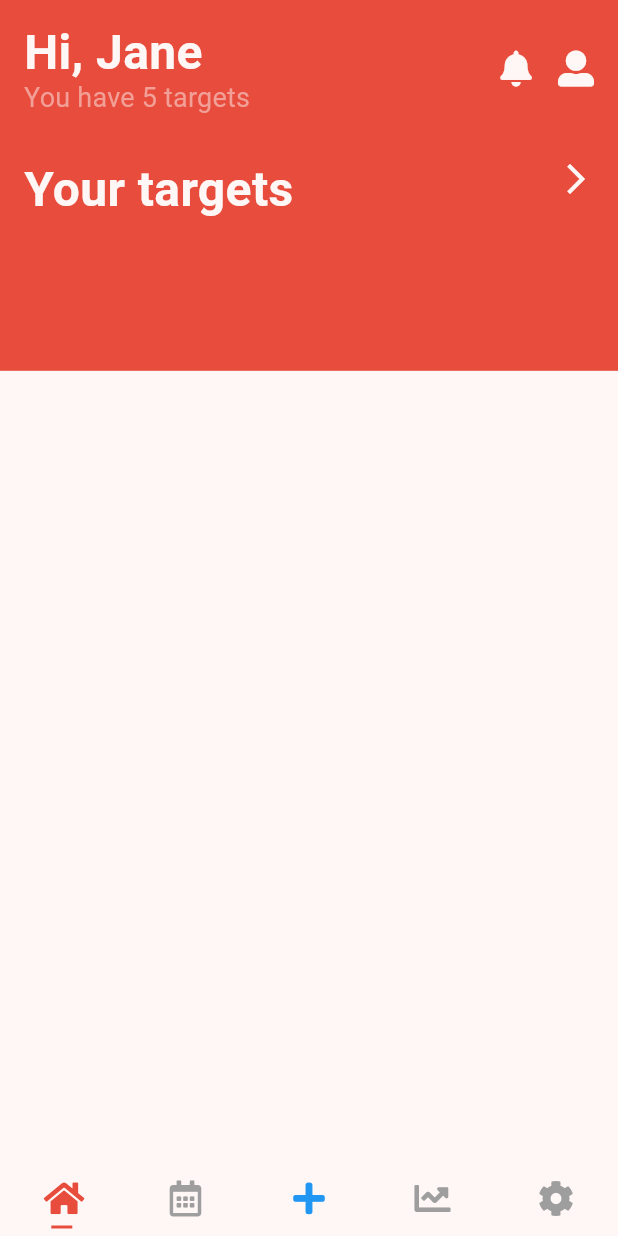
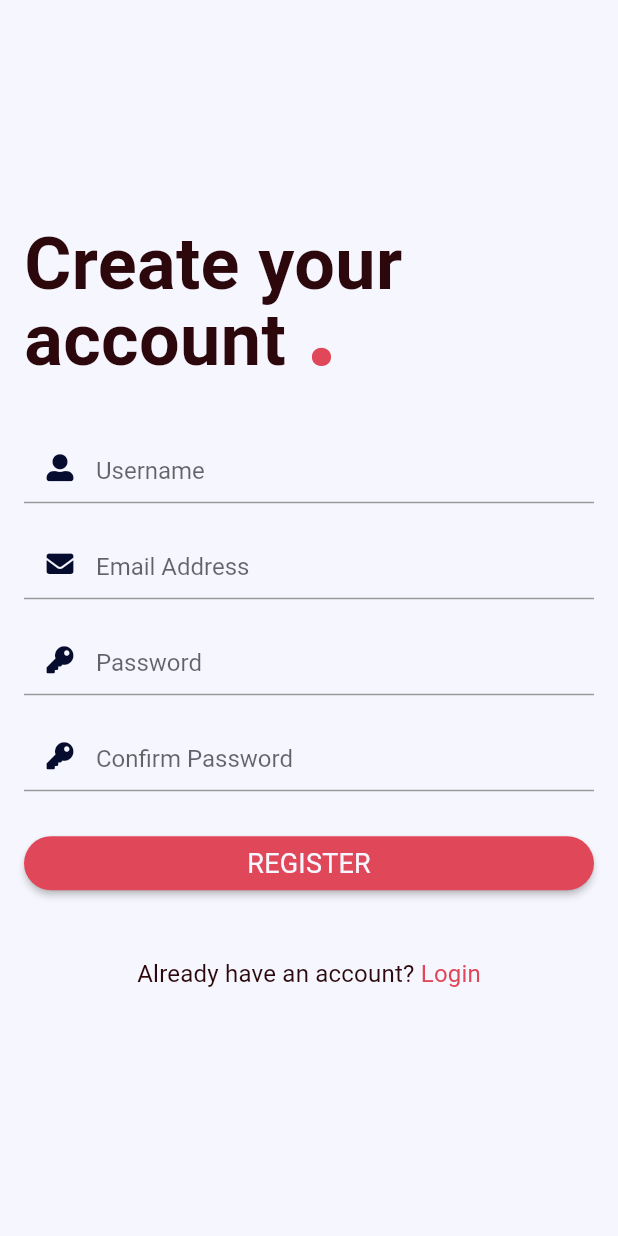
Before and after one commit to rekib0023/ProductivityApp, a Flutter app: the screen it shows after launch, on a phone screen of 412 x 824 dp. Run offline on Flutter 3.47's test engine with Material 2 defaults, Android fonts, the phone set to English and light mode, and no system bars; our stand-ins replace font_awesome_flutter.

Commit message:
signup page done

```diff
--- a/App/productivityApp/lib/main.dart
+++ b/App/productivityApp/lib/main.dart
@@ -1,5 +1,5 @@
 import 'package:flutter/material.dart';
-import 'package:productivityApp/screens/ScreensWrapper.dart';
+import 'package:productivityApp/screens/authWapper.dart';
 
 void main() {
   runApp(MyApp());
@@ -10,7 +10,7 @@ class MyApp extends StatelessWidget {
   Widget build(BuildContext context) {
     return new MaterialApp(
       debugShowCheckedModeBanner: false,
-      home: ScreensWrapper(),
+      home: AuthWrapper(),
     );
   }
 }
--- a/App/productivityApp/lib/screens/Activity/Activity.dart
+++ b/App/productivityApp/lib/screens/Activity/Activity.dart
@@ -18,7 +18,7 @@ class _ActivityState extends State<Activity> {
         children: [
           Text(
             'oi',
-            style: darkHeadingBold,
+            style: mainHeadingDark,
           )
         ],
       ),
--- /dev/null
+++ b/App/productivityApp/lib/screens/Auth/Login.dart
@@ -0,0 +1 @@
+import 'package:flutter/material.dart';
--- /dev/null
+++ b/App/productivityApp/lib/screens/Auth/Register.dart
@@ -0,0 +1,135 @@
+import 'package:flutter/material.dart';
+import 'package:flutter/services.dart';
+import 'package:productivityApp/utils/ui/colorguide.dart';
+import 'package:productivityApp/utils/ui/styleguide.dart';
+import 'package:productivityApp/widgets/CustomButtons.dart';
+import 'package:productivityApp/widgets/FormFields.dart';
+
+class Register extends StatefulWidget {
+  @override
+  _RegisterState createState() => _RegisterState();
+}
+
+class _RegisterState extends State<Register> {
+  // final _formKey = GlobalKey<FormState>();
+
+// text field state
+  String username = "";
+  String email = "";
+  String password = "";
+  String confirmPassword = "";
+  String error = "";
+
+  getValues() {
+    print(username);
+    print(email);
+    print(password);
+    print(confirmPassword);
+  }
+
+  @override
+  Widget build(BuildContext context) {
+    return Scaffold(
+      // extendBodyBehindAppBar: true,
+      backgroundColor: lightColor,
+      body: Center(
+        child: SingleChildScrollView(
+          child: Column(
+            children: [
+              Container(
+                padding: EdgeInsets.fromLTRB(16, 0, 16, 0),
+                child: RichText(
+                  text: TextSpan(
+                      text: "Create your account ",
+                      style: TextStyle(
+                        color: darkColor,
+                        fontWeight: FontWeight.bold,
+                        fontSize: 48.0,
+                        letterSpacing: 0.25,
+                        height: 0.7,
+                      ),
+                      children: <TextSpan>[
+                        TextSpan(
+                          text: ".",
+                          style: TextStyle(
+                            color: primaryColor,
+                            fontWeight: FontWeight.bold,
+                            fontSize: 80.0,
+                          ),
+                        ),
+                      ]),
+                ),
+                margin: EdgeInsets.fromLTRB(0, 0, 0, 24),
+              ),
+              Container(
+                padding: EdgeInsets.fromLTRB(16, 0, 16, 0),
+                child: UserNameFormField(
+                  hintText: "Username",
+                  onChanged: (val) => setState(() => username = val),
+                ),
+                margin: EdgeInsets.fromLTRB(0, 8, 0, 8),
+              ),
+              Container(
+                padding: EdgeInsets.fromLTRB(16, 0, 16, 0),
+                child: EmailFormField(
+                  hintText: "Email Address",
+                  onChanged: (val) => setState(() => email = val),
+                ),
+                margin: EdgeInsets.fromLTRB(0, 8, 0, 8),
+              ),
+              Container(
+                padding: EdgeInsets.fromLTRB(16, 0, 16, 0),
+                child: PasswordFormField(
+                  hintText: "Password",
+                  onChanged: (val) => setState(() => password = val),
+                ),
+                margin: EdgeInsets.fromLTRB(0, 8, 0, 8),
+              ),
+              Container(
+                padding: EdgeInsets.fromLTRB(16, 0, 16, 0),
+                child: PasswordFormField(
+                  hintText: "Confirm Password",
+                  onChanged: (val) => setState(() => confirmPassword = val),
+                ),
+                margin: EdgeInsets.fromLTRB(0, 8, 0, 8),
+              ),
+              SizedBox(
+                height: 16,
+              ),
+              Container(
+                padding: EdgeInsets.fromLTRB(16, 0, 16, 0),
+                child: RoundedActionBtn(
+                  size: MediaQuery.of(context).size.width,
+                  text: 'REGISTER',
+                  onPressed: getValues,
+                ),
+              ),
+              SizedBox(
+                height: 40,
+              ),
+              Center(
+                child: GestureDetector(
+                  child: RichText(
+                    text: TextSpan(
+                      text: "Already have an account? ",
+                      style: subtitleDark2,
+                      children: <TextSpan>[
+                        TextSpan(
+                          text: "Login",
+                          style: TextStyle(
+                            color: primaryColor,
+                          ),
+                        ),
+                      ],
+                    ),
+                  ),
+                  onTap: getValues,
+                ),
+              )
+            ],
+          ),
+        ),
+      ),
+    );
+  }
+}
--- a/App/productivityApp/lib/screens/Home/Home.dart
+++ b/App/productivityApp/lib/screens/Home/Home.dart
@@ -16,9 +16,12 @@ class _HomeState extends State<Home> {
       body: Stack(
         children: <Widget>[
           Container(
-            height: MediaQuery.of(context).size.height * 0.30,
+            height: MediaQuery.of(context).size.height * 0.35,
             width: MediaQuery.of(context).size.width,
-            color: primaryColor,
+            // color: primaryColor,
+            decoration: BoxDecoration(
+              gradient: primaryGradient,
+            ),
             padding: EdgeInsets.all(16),
             child: SafeArea(
               top: true,
@@ -30,6 +33,9 @@ class _HomeState extends State<Home> {
                 mainAxisAlignment: MainAxisAlignment.start,
                 children: <Widget>[
                   // name + target count + notification + avatar
+                  SizedBox(
+                    height: 16,
+                  ),
                   Row(
                     crossAxisAlignment: CrossAxisAlignment.center,
                     mainAxisAlignment: MainAxisAlignment.spaceBetween,
@@ -41,7 +47,7 @@ class _HomeState extends State<Home> {
                         children: [
                           Text(
                             'Hi, Jane',
-                            style: whiteHeadingBold,
+                            style: mainHeadingLight,
                           ),
                           Text(
                             'You have 5 targets',
@@ -76,7 +82,7 @@ class _HomeState extends State<Home> {
                     children: [
                       Text(
                         'Your targets',
-                        style: whiteHeadingBold,
+                        style: mainHeadingLight,
                       ),
                       Icon(
                         Icons.arrow_forward_ios,
--- a/App/productivityApp/lib/screens/ScreensWrapper.dart
+++ b/App/productivityApp/lib/screens/ScreensWrapper.dart
@@ -41,7 +41,7 @@ class _ScreensWrapperState extends State<ScreensWrapper> {
               Tab(
                 icon: new Icon(
                   FontAwesomeIcons.plus,
-                  color: Colors.blue,
+                  color: blueAccent,
                 ),
               ),
               Tab(
--- /dev/null
+++ b/App/productivityApp/lib/screens/authWapper.dart
@@ -0,0 +1,12 @@
+import 'package:flutter/material.dart';
+import 'package:productivityApp/screens/Auth/Register.dart';
+import 'package:productivityApp/screens/ScreensWrapper.dart';
+
+class AuthWrapper extends StatelessWidget {
+  final _authKey = "";
+  bool isAuthenticate = false;
+  @override
+  Widget build(BuildContext context) {
+    return isAuthenticate ? ScreensWrapper() : Register();
+  }
+}
--- a/App/productivityApp/lib/utils/ui/colorguide.dart
+++ b/App/productivityApp/lib/utils/ui/colorguide.dart
@@ -1,6 +1,26 @@
 import 'package:flutter/material.dart';
 
-final Color primaryColor = Color(0xFFE74C3C);
-final Color lightPrimaryColor = Color(0xFFF29F97);
-final Color darkColor = Color(0xFF060C2D);
-final Color lightColor = Color(0xFFFEF7F6);
+final Color primaryColor = Color(0xFFe04759);
+final Color primaryColorDark = Color(0xFFd83044);
+final Color blueAccent = Color(0xFF09cedb);
+final Color purpleAccent = Color(0xFFE43CE7);
+final Color yellowAccent = Color(0xFFE7E03C);
+final Color greenAccent = Color(0xFF3CE743);
+final Color darkColor = Color(0xFF2C070C);
+final Color lightColor = Color(0xFFF6F7FE);
+
+final LinearGradient primaryGradient = LinearGradient(
+  begin: Alignment.bottomLeft,
+  end: Alignment(0.8, 0.0),
+  colors: [primaryColorDark, primaryColor],
+);
+
+final RadialGradient bgGradient = RadialGradient(
+  center: const Alignment(0.7, -0.6), // near the top right
+  radius: 0.2,
+  colors: [
+    const Color(0xFFFFFF00), // yellow sun
+    const Color(0xFF0099FF), // blue sky
+  ],
+  stops: [0.4, 1.0],
+);
--- a/App/productivityApp/lib/utils/ui/styleguide.dart
+++ b/App/productivityApp/lib/utils/ui/styleguide.dart
@@ -1,7 +1,7 @@
 import 'package:flutter/material.dart';
 import 'package:productivityApp/utils/ui/colorguide.dart';
 
-final TextStyle whiteHeadingBold = TextStyle(
+final TextStyle mainHeadingLight = TextStyle(
   color: lightColor,
   fontWeight: FontWeight.bold,
   fontSize: 32.0,
@@ -9,13 +9,27 @@ final TextStyle whiteHeadingBold = TextStyle(
 );
 
 final TextStyle whiteSubtitle = TextStyle(
-  color: lightPrimaryColor,
+  color: lightColor,
   fontWeight: FontWeight.normal,
   fontSize: 18.0,
   letterSpacing: 0.15,
 );
 
-final TextStyle darkHeadingBold = TextStyle(
+final TextStyle subtitleDark = TextStyle(
+  color: darkColor,
+  fontWeight: FontWeight.normal,
+  fontSize: 18.0,
+  letterSpacing: 0.15,
+);
+
+final TextStyle subtitleDark2 = TextStyle(
+  color: darkColor,
+  fontWeight: FontWeight.w400,
+  fontSize: 16.0,
+  letterSpacing: 0.15,
+);
+
+final TextStyle mainHeadingDark = TextStyle(
   color: darkColor,
   fontWeight: FontWeight.bold,
   fontSize: 32.0,
--- /dev/null
+++ b/App/productivityApp/lib/utils/ui/text_input_guides.dart
@@ -0,0 +1,29 @@
+import 'package:flutter/material.dart';
+import 'package:font_awesome_flutter/font_awesome_flutter.dart';
+import 'package:font_awesome_flutter/font_awesome_flutter.dart';
+
+const textInputDecoration = InputDecoration(
+  contentPadding: EdgeInsets.fromLTRB(0, 17, 0, 0),
+  labelStyle: TextStyle(
+    color: Color(0xFF060C2D),
+    fontWeight: FontWeight.normal,
+    fontSize: 18.0,
+    letterSpacing: 0.15,
+  ),
+  // border: const OutlineInputBorder(),
+  border: UnderlineInputBorder(
+    borderSide: BorderSide(
+      color: Color(0xFF060C2D),
+    ),
+  ),
+  focusedBorder: UnderlineInputBorder(
+    borderSide: BorderSide(
+      color: Color(0xFFe04759),
+      width: 2,
+    ),
+  ),
+  // enabledBorder: InputBorder.none,
+  // errorBorder: UnderlineInputBorder(
+  //   borderSide: BorderSide(color: Colors.red, width: 2),
+  // ),
+);
--- /dev/null
+++ b/App/productivityApp/lib/widgets/CustomButtons.dart
@@ -0,0 +1,30 @@
+import 'package:flutter/material.dart';
+import 'package:productivityApp/utils/ui/colorguide.dart';
+import 'package:productivityApp/utils/ui/styleguide.dart';
+
+class RoundedActionBtn extends StatelessWidget {
+  final String text;
+  final Function onPressed;
+  final double size;
+
+  const RoundedActionBtn({Key key, this.text, this.onPressed, this.size})
+      : super(key: key);
+
+  @override
+  Widget build(BuildContext context) {
+    return SizedBox(
+      width: size,
+      child: RaisedButton(
+        onPressed: onPressed,
+        color: primaryColor,
+        shape: RoundedRectangleBorder(
+          borderRadius: BorderRadius.circular(30),
+        ),
+        child: Text(
+          text,
+          style: whiteSubtitle,
+        ),
+      ),
+    );
+  }
+}
--- /dev/null
+++ b/App/productivityApp/lib/widgets/FormFields.dart
@@ -0,0 +1,153 @@
+import 'package:flutter/material.dart';
+import 'package:font_awesome_flutter/font_awesome_flutter.dart';
+import 'package:productivityApp/utils/ui/colorguide.dart';
+import 'package:productivityApp/utils/ui/text_input_guides.dart';
+
+// class UserFormField extends StatelessWidget {
+//   final Function onChanged;
+
+//   const UserFormField({Key key, this.onChanged}) : super(key: key);
+
+//   @override
+//   Widget build(BuildContext context) {
+//     return TextField(
+//       decoration: textInputDecoration.copyWith(labelText: 'Username'),
+//       validator: (val) => val.isEmpty ? 'Enter an username' : null,
+//       onChanged: onChanged,
+//     );
+//   }
+// }
+
+class EmailFormField extends StatelessWidget {
+  final String hintText;
+  final Function onChanged;
+  // final TextEditingController textEditingController;
+
+  const EmailFormField({Key key, this.hintText, this.onChanged})
+      : super(key: key);
+
+  @override
+  Widget build(BuildContext context) {
+    return Container(
+      child: TextField(
+        decoration: textInputDecoration.copyWith(
+          hintText: hintText,
+          prefixIcon: new Icon(
+            FontAwesomeIcons.solidEnvelope,
+            color: Color(0xFF060C2D),
+            size: 18,
+          ),
+        ),
+        onChanged: onChanged,
+      ),
+    );
+  }
+}
+
+class UserNameFormField extends StatelessWidget {
+  final String hintText;
+  final Function onChanged;
+
+  const UserNameFormField({Key key, this.hintText, this.onChanged})
+      : super(key: key);
+
+  @override
+  Widget build(BuildContext context) {
+    return Container(
+      child: TextField(
+        decoration: textInputDecoration.copyWith(
+          hintText: hintText,
+          prefixIcon: new Icon(
+            FontAwesomeIcons.userAlt,
+            color: Color(0xFF060C2D),
+            size: 18,
+          ),
+        ),
+        onChanged: onChanged,
+      ),
+    );
+  }
+}
+
+class PasswordFormField extends StatelessWidget {
+  final String hintText;
+  final Function onChanged;
+
+  const PasswordFormField({Key key, this.hintText, this.onChanged})
+      : super(key: key);
+
+  @override
+  Widget build(BuildContext context) {
+    return Container(
+      child: TextField(
+        decoration: textInputDecoration.copyWith(
+          hintText: hintText,
+          prefixIcon: new Icon(
+            FontAwesomeIcons.key,
+            color: Color(0xFF060C2D),
+            size: 18,
+          ),
+        ),
+        onChanged: onChanged,
+        obscureText: true,
+      ),
+    );
+  }
+}
+
+// class UserNameFormField extends StatelessWidget {
+//   // final Function onChanged;
+
+//   // const EmailFormField({Key key, @required this.onChanged}) : super(key: key);
+
+//   @override
+//   Widget build(BuildContext context) {
+//     return Container(
+//       child: TextField(
+//         decoration: textInputDecoration.copyWith(
+//           hintText: 'Username',
+//           icon: new Icon(
+//             FontAwesomeIcons.user,
+//             color: primaryColor,
+//           ),
+//         ),
+//         // validator: (val) => val.isEmpty ? 'Enter an email!' : null,
+//         // onChanged: onChanged,
+//       ),
+//     );
+//   }
+// }
+
+// class PasswordFormField extends StatelessWidget {
+//   final Function onChanged;
+//   const PasswordFormField({Key key, @required this.onChanged})
+//       : super(key: key);
+
+//   @override
+//   Widget build(BuildContext context) {
+//     return TextField(
+//       decoration: textInputDecoration.copyWith(
+//           labelText: 'Password',
+//           helperText: 'This has to be over 6 characters in length'),
+//       validator: (val) => val.length < 6
+//           ? 'Password must have more than six characters!'
+//           : null,
+//       obscureText: true,
+//       onChanged: onChanged,
+//     );
+//   }
+// }
+
+// class NumberOnlyField extends StatelessWidget {
+//   @override
+//   Widget build(BuildContext context) {
+//     return TextField(
+//         keyboardType: TextInputType.number,
+//         inputFormatters: <TextInputFormatter>[
+//           WhitelistingTextInputFormatter.digitsOnly
+//         ],
+//         decoration: InputDecoration(
+//           hintText: 'Set Number',
+//         ));
+//   }
+// }
```
